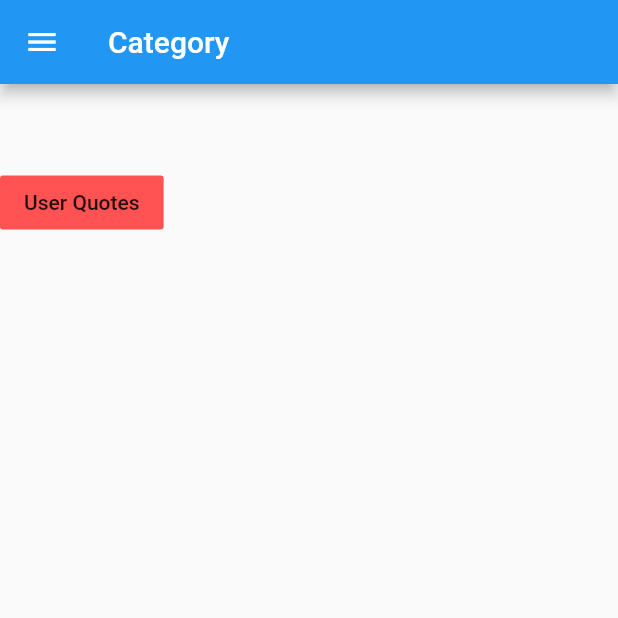
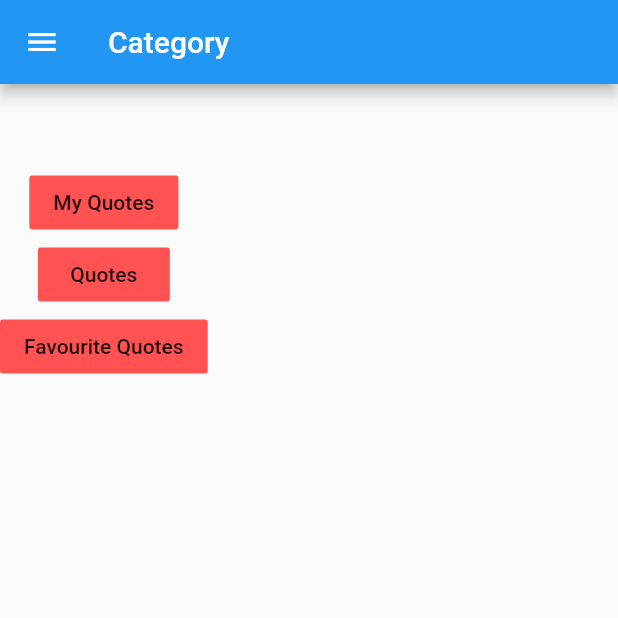
Before and after one commit to NavodyaPasqual/ctse_quotes_flutter_app, a Flutter app: the ViewerDashboardPage screen opened directly, on a phone screen of 412 x 824 dp, the top half of it. Run offline on Flutter 3.47's test engine with Material 2 defaults, Android fonts, the phone set to English and light mode, and no system bars; our stand-ins replace cloud_firestore, firebase_auth, firebase_core, flutter_screenutil, flutter_svg, flutter_tts and 2 more; missing offline and left inert: clipboard, random_color; accounts and stored records are empty.

Commit message:
dash updated

```diff
--- a/lib/pages/main/viewer_dashboard_page.dart
+++ b/lib/pages/main/viewer_dashboard_page.dart
@@ -1,3 +1,5 @@
+import 'package:ctse_quotes_flutter_app/pages/admin/admin_quotes_for_user.dart';
+import 'package:ctse_quotes_flutter_app/pages/userQuotes/user_quotes_list_page.dart';
 import 'package:flutter/material.dart';
 import 'package:ctse_quotes_flutter_app/pages/sidebarlib/NavBar.dart';
 import 'package:ctse_quotes_flutter_app/pages/viewer/view_quote.dart';
@@ -22,7 +24,15 @@ class _ViewerDashboardPageState extends State<ViewerDashboardPage> {
             const SizedBox(height: 55),
             FlatButton(onPressed: (){ Navigator.push(context, MaterialPageRoute(builder: (context) => const UserQuotesList()));},
               color: Colors.redAccent,
-              child: const Text("User Quotes"),
+              child: const Text("My Quotes"),
+            ),
+            FlatButton(onPressed: (){ Navigator.push(context, MaterialPageRoute(builder: (context) => const AdminQuotesForUser()));},
+              color: Colors.redAccent,
+              child: const Text("Quotes"),
+            ),
+            FlatButton(onPressed: (){ Navigator.push(context, MaterialPageRoute(builder: (context) => const ViewQuotes()));},
+              color: Colors.redAccent,
+              child: const Text("Favourite Quotes"),
             ),
           ]
         )
```
Also changed, not shown: lib/pages/viewer/view_quote.dart (+4 -4 lines).
